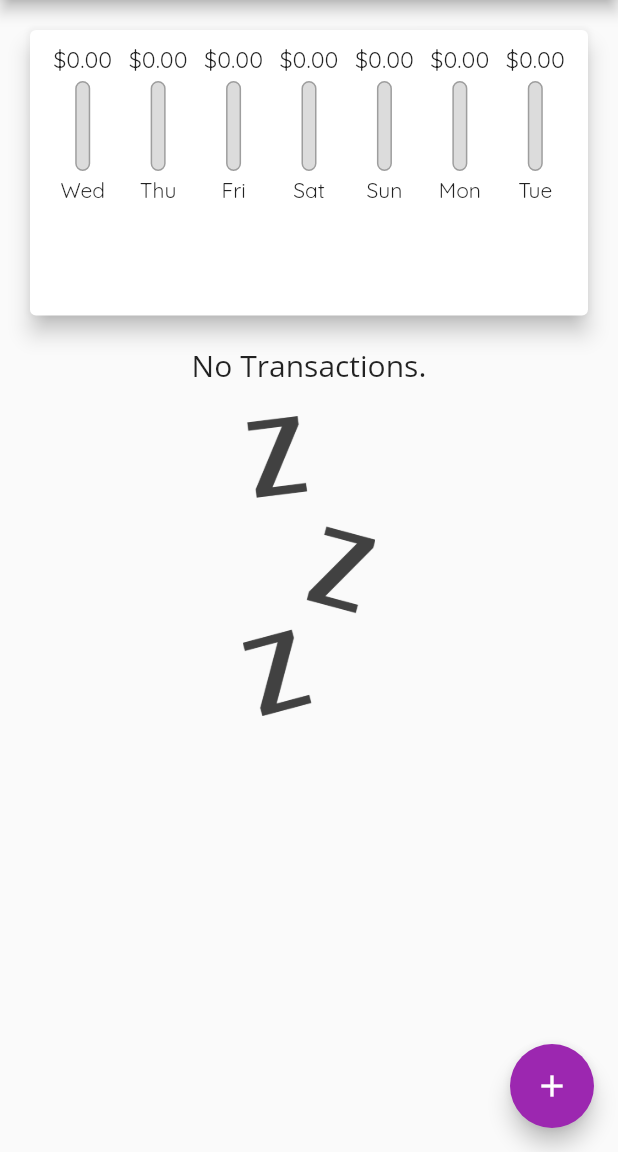
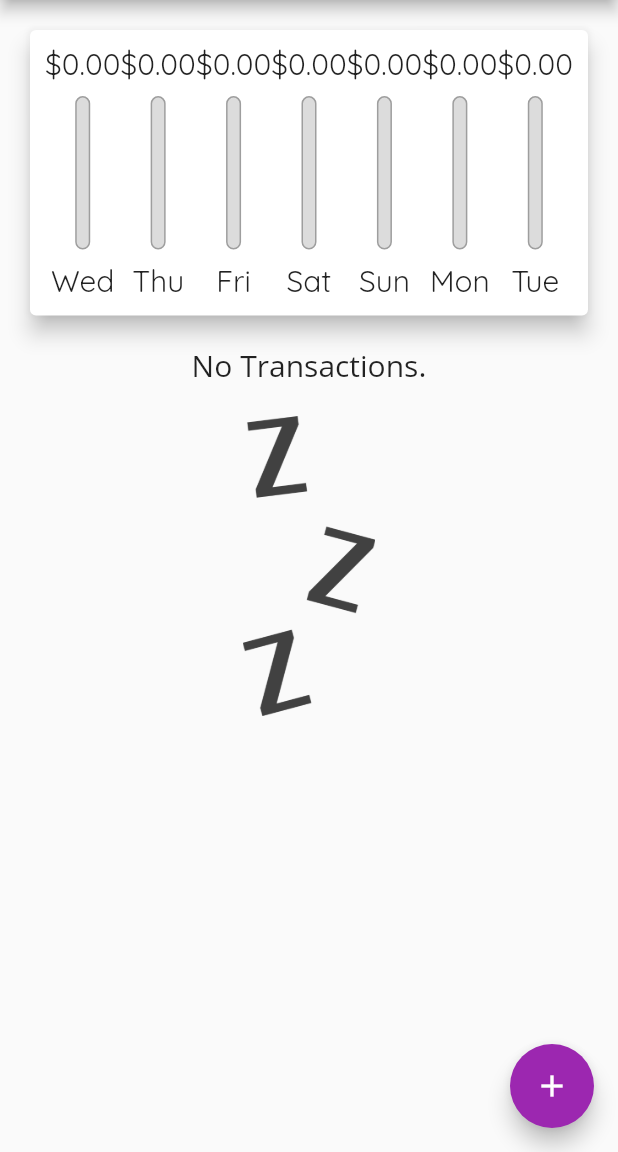
Before and after one commit to Deep-Bhakat/expenses_app, a Flutter app: the screen it shows after launch, on a phone screen of 412 x 824 dp, the part 84-1236 px from its top. Run offline on Flutter 3.47's test engine with Material 2 defaults, Android fonts, the phone set to English and light mode, and no system bars.

Commit message:
added dynamic sizes

```diff
--- a/lib/chart_bars.dart
+++ b/lib/chart_bars.dart
@@ -8,17 +8,18 @@ class ChartBar extends StatelessWidget {
   ChartBar(this.label, this.spendingAmount, this.spendingPercentage);
   @override
   Widget build(BuildContext context) {
+    return LayoutBuilder(builder: (context, constraints) {
       return Column(
         children: [
           Container(
-            height: 20,
+              height: constraints.maxHeight * 0.15,
               child: FittedBox(
                   child: Text('\$${spendingAmount.toStringAsFixed(2)}'))),
           SizedBox(
-          height: 4,
+            height: constraints.maxHeight * 0.05,
           ),
           Container(
-          height: 60,
+            height: constraints.maxHeight * 0.6,
             width: 10,
             child: Stack(
               children: [
@@ -40,10 +41,13 @@ class ChartBar extends StatelessWidget {
             ),
           ),
           SizedBox(
-          height: 4,
+            height: constraints.maxHeight * 0.05,
           ),
-        Text(label)
+          Container(
+              height: constraints.maxHeight * 0.15,
+              child: FittedBox(child: Text(label)))
         ],
       );
+    });
   }
 }
```
Lines whose indentation alone changed are shown as unchanged.
